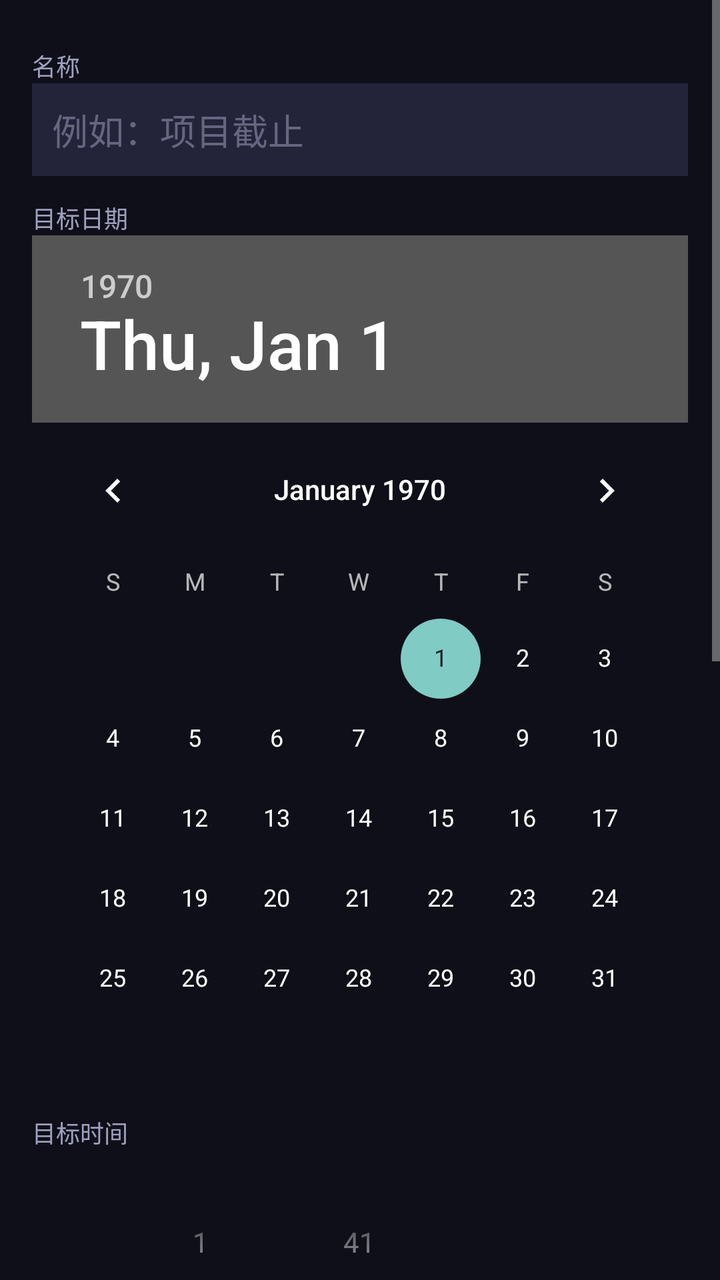
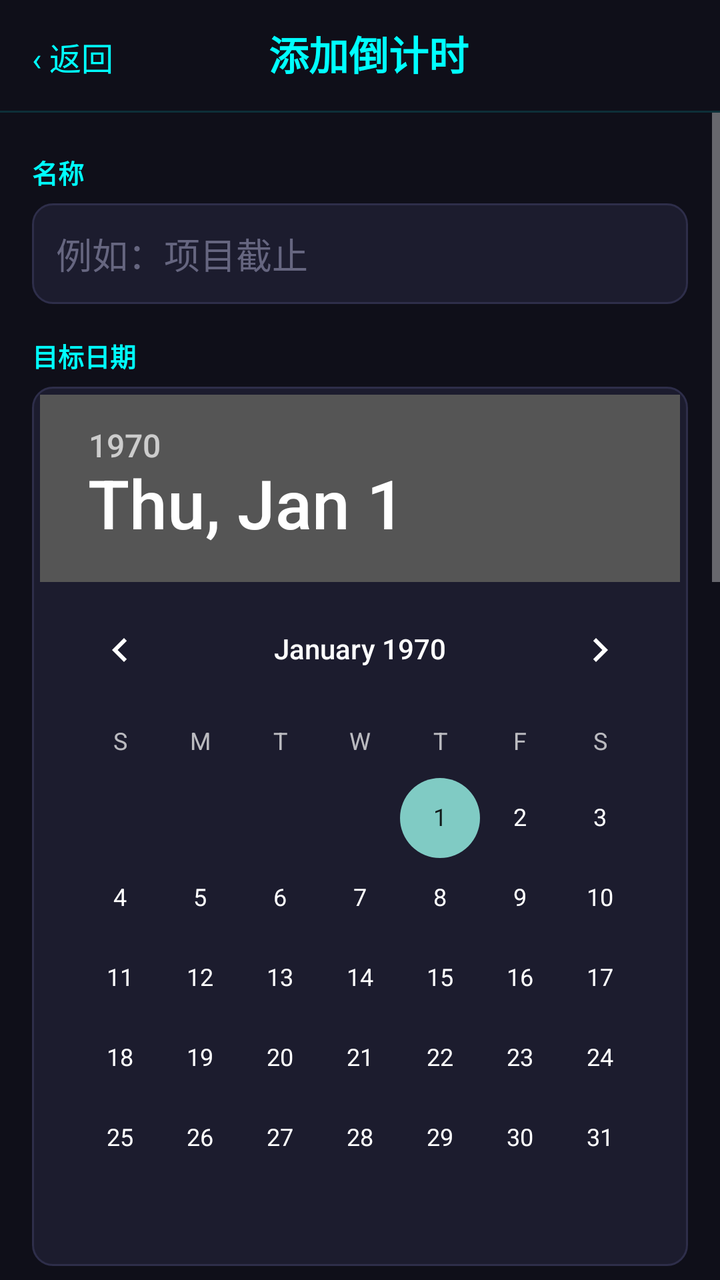

An Android layout rendered at two revisions. The XML below is the earlier revision; the diff shows what the commit changed to produce the second picture.
<!-- AndroidManifest.xml: application theme AppTheme -->
<!-- res/layout/activity_add_edit.xml -->
<?xml version="1.0" encoding="utf-8"?>

<ScrollView xmlns:android="http://schemas.android.com/apk/res/android"
    android:layout_width="match_parent"
    android:layout_height="match_parent"
    android:background="#0F0F19">

    <LinearLayout
        android:layout_width="match_parent"
        android:layout_height="wrap_content"
        android:orientation="vertical"
        android:padding="16dp">

        <TextView
            android:layout_width="match_parent"
            android:layout_height="wrap_content"
            android:text="名称"
            android:textColor="#A0A0C0"
            android:textSize="12sp"
            android:layout_marginTop="8dp" />

        <EditText
            android:id="@+id/etTitle"
            android:layout_width="match_parent"
            android:layout_height="wrap_content"
            android:textColor="#FFFFFF"
            android:background="#23233A"
            android:padding="10dp"
            android:hint="例如：项目截止"
            android:textColorHint="#666680" />

        <TextView
            android:layout_width="match_parent"
            android:layout_height="wrap_content"
            android:text="目标日期"
            android:textColor="#A0A0C0"
            android:textSize="12sp"
            android:layout_marginTop="12dp" />

        <DatePicker
            android:id="@+id/datePicker"
            android:layout_width="match_parent"
            android:layout_height="wrap_content"
            android:calendarViewShown="false"
            android:spinnersShown="true" />

        <TextView
            android:layout_width="match_parent"
            android:layout_height="wrap_content"
            android:text="目标时间"
            android:textColor="#A0A0C0"
            android:textSize="12sp"
            android:layout_marginTop="8dp" />

        <TimePicker
            android:id="@+id/timePicker"
            android:layout_width="match_parent"
            android:layout_height="wrap_content"
            android:timePickerMode="spinner" />

        <TextView
            android:layout_width="match_parent"
            android:layout_height="wrap_content"
            android:text="主题颜色"
            android:textColor="#A0A0C0"
            android:textSize="12sp"
            android:layout_marginTop="12dp" />

        <Spinner
            android:id="@+id/colorSpinner"
            android:layout_width="match_parent"
            android:layout_height="wrap_content" />

        <TextView
            android:layout_width="match_parent"
            android:layout_height="wrap_content"
            android:text="显示模式"
            android:textColor="#A0A0C0"
            android:textSize="12sp"
            android:layout_marginTop="12dp" />

        <Spinner
            android:id="@+id/modeSpinner"
            android:layout_width="match_parent"
            android:layout_height="wrap_content" />

        <TextView
            android:layout_width="match_parent"
            android:layout_height="wrap_content"
            android:text="动画效果"
            android:textColor="#A0A0C0"
            android:textSize="12sp"
            android:layout_marginTop="12dp" />

        <Spinner
            android:id="@+id/animSpinner"
            android:layout_width="match_parent"
            android:layout_height="wrap_content" />

        <TextView
            android:layout_width="match_parent"
            android:layout_height="wrap_content"
            android:text="备注"
            android:textColor="#A0A0C0"
            android:textSize="12sp"
            android:layout_marginTop="12dp" />

        <EditText
            android:id="@+id/etRemark"
            android:layout_width="match_parent"
            android:layout_height="wrap_content"
            android:minLines="2"
            android:textColor="#FFFFFF"
            android:background="#23233A"
            android:padding="10dp"
            android:gravity="top" />

        <Button
            android:id="@+id/btnSound"
            android:layout_width="match_parent"
            android:layout_height="wrap_content"
            android:text="使用默认提示音（点击选择）"
            android:textColor="#00FFFF"
            android:background="#23233A"
            android:layout_marginTop="12dp" />

        <Button
            android:id="@+id/btnClearSound"
            android:layout_width="match_parent"
            android:layout_height="wrap_content"
            android:text="清除自定义提示音"
            android:textColor="#FF8888"
            android:background="#2A1A1A"
            android:layout_marginTop="8dp" />

        <LinearLayout
            android:layout_width="match_parent"
            android:layout_height="wrap_content"
            android:orientation="horizontal"
            android:layout_marginTop="16dp">

            <Button
                android:id="@+id/btnSave"
                android:layout_width="0dp"
                android:layout_height="wrap_content"
                android:layout_weight="1"
                android:text="保存"
                android:textColor="#00FF00"
                android:background="#283C28" />

            <Button
                android:id="@+id/btnCancel"
                android:layout_width="0dp"
                android:layout_height="wrap_content"
                android:layout_weight="1"
                android:text="取消"
                android:textColor="#CCCCCC"
                android:background="#333333"
                android:layout_marginStart="8dp" />
        </LinearLayout>

    </LinearLayout>
</ScrollView>
<!-- resources referenced by this layout -->
<resources>
  <style name="AppTheme" parent="android:Theme.Material.NoActionBar">
          <item name="android:colorBackground">#0F0F19</item>
          <item name="android:windowBackground">#0F0F19</item>
          <item name="android:statusBarColor">#0F0F19</item>
      </style>
</resources>

<!-- the commit's change to res/layout/activity_add_edit.xml (unified diff, before → after) -->
@@ -1,163 +1,266 @@
 <?xml version="1.0" encoding="utf-8"?>
 
-<ScrollView xmlns:android="http://schemas.android.com/apk/res/android"
+<LinearLayout xmlns:android="http://schemas.android.com/apk/res/android"
     android:layout_width="match_parent"
     android:layout_height="match_parent"
+    android:orientation="vertical"
     android:background="#0F0F19">
 
+    
     <LinearLayout
         android:layout_width="match_parent"
         android:layout_height="wrap_content"
-        android:orientation="vertical"
-        android:padding="16dp">
+        android:orientation="horizontal"
+        android:padding="12dp">
 
         <TextView
-            android:layout_width="match_parent"
+            android:id="@+id/backBtn"
+            android:layout_width="wrap_content"
             android:layout_height="wrap_content"
-            android:text="名称"
-            android:textColor="#A0A0C0"
-            android:textSize="12sp"
-            android:layout_marginTop="8dp" />
-
-        <EditText
-            android:id="@+id/etTitle"
-            android:layout_width="match_parent"
+            android:text="‹ 返回"
+            android:textColor="#00FFFF"
+            android:textSize="16sp"
+            android:padding="4dp" />
+
+        <TextView
+            android:id="@+id/pageTitle"
+            android:layout_width="0dp"
             android:layout_height="wrap_content"
-            android:textColor="#FFFFFF"
-            android:background="#23233A"
-            android:padding="10dp"
-            android:hint="例如：项目截止"
-            android:textColorHint="#666680" />
-
-        <TextView
-            android:layout_width="match_parent"
-            android:layout_height="wrap_content"
-            android:text="目标日期"
-            android:textColor="#A0A0C0"
-            android:textSize="12sp"
-            android:layout_marginTop="12dp" />
-
-        <DatePicker
-            android:id="@+id/datePicker"
-            android:layout_width="match_parent"
-            android:layout_height="wrap_content"
-            android:calendarViewShown="false"
-            android:spinnersShown="true" />
-
-        <TextView
-            android:layout_width="match_parent"
-            android:layout_height="wrap_content"
-            android:text="目标时间"
-            android:textColor="#A0A0C0"
-            android:textSize="12sp"
-            android:layout_marginTop="8dp" />
-
-        <TimePicker
-            android:id="@+id/timePicker"
-            android:layout_width="match_parent"
-            android:layout_height="wrap_content"
-            android:timePickerMode="spinner" />
-
-        <TextView
-            android:layout_width="match_parent"
-            android:layout_height="wrap_content"
-            android:text="主题颜色"
-            android:textColor="#A0A0C0"
-            android:textSize="12sp"
-            android:layout_marginTop="12dp" />
-
-        <Spinner
-            android:id="@+id/colorSpinner"
-            android:layout_width="match_parent"
-            android:layout_height="wrap_content" />
-
-        <TextView
-            android:layout_width="match_parent"
-            android:layout_height="wrap_content"
-            android:text="显示模式"
-            android:textColor="#A0A0C0"
-            android:textSize="12sp"
-            android:layout_marginTop="12dp" />
-
-        <Spinner
-            android:id="@+id/modeSpinner"
-            android:layout_width="match_parent"
-            android:layout_height="wrap_content" />
-
-        <TextView
-            android:layout_width="match_parent"
-            android:layout_height="wrap_content"
-            android:text="动画效果"
-            android:textColor="#A0A0C0"
-            android:textSize="12sp"
-            android:layout_marginTop="12dp" />
-
-        <Spinner
-            android:id="@+id/animSpinner"
-            android:layout_width="match_parent"
-            android:layout_height="wrap_content" />
-
-        <TextView
-            android:layout_width="match_parent"
-            android:layout_height="wrap_content"
-            android:text="备注"
-            android:textColor="#A0A0C0"
-            android:textSize="12sp"
-            android:layout_marginTop="12dp" />
-
-        <EditText
-            android:id="@+id/etRemark"
-            android:layout_width="match_parent"
-            android:layout_height="wrap_content"
-            android:minLines="2"
-            android:textColor="#FFFFFF"
-            android:background="#23233A"
-            android:padding="10dp"
-            android:gravity="top" />
-
-        <Button
-            android:id="@+id/btnSound"
-            android:layout_width="match_parent"
-            android:layout_height="wrap_content"
-            android:text="使用默认提示音（点击选择）"
+            android:layout_weight="1"
+            android:text="添加倒计时"
             android:textColor="#00FFFF"
-            android:background="#23233A"
-            android:layout_marginTop="12dp" />
-
-        <Button
-            android:id="@+id/btnClearSound"
-            android:layout_width="match_parent"
-            android:layout_height="wrap_content"
-            android:text="清除自定义提示音"
-            android:textColor="#FF8888"
-            android:background="#2A1A1A"
-            android:layout_marginTop="8dp" />
+            android:textSize="20sp"
+            android:textStyle="bold"
+            android:gravity="center"
+            android:layout_marginEnd="40dp" />
+    </LinearLayout>
+
+    <View
+        android:layout_width="match_parent"
+        android:layout_height="1dp"
+        android:background="#2200FFFF" />
+
+    <ScrollView
+        android:layout_width="match_parent"
+        android:layout_height="0dp"
+        android:layout_weight="1">
 
         <LinearLayout
             android:layout_width="match_parent"
             android:layout_height="wrap_content"
-            android:orientation="horizontal"
-            android:layout_marginTop="16dp">
+            android:orientation="vertical"
+            android:padding="16dp"
+            android:paddingBottom="28dp">
+
+            <TextView
+                android:layout_width="match_parent"
+                android:layout_height="wrap_content"
+                android:text="名称"
+                android:textColor="#00FFFF"
+                android:textSize="13sp"
+                android:textStyle="bold"
+                android:layout_marginTop="4dp" />
+
+            <EditText
+                android:id="@+id/etTitle"
+                android:layout_width="match_parent"
+                android:layout_height="wrap_content"
+                android:layout_marginTop="6dp"
+                android:textColor="#FFFFFF"
+                android:background="@drawable/field_bg"
+                android:padding="12dp"
+                android:hint="例如：项目截止"
+                android:textColorHint="#666680" />
+
+            <TextView
+                android:layout_width="match_parent"
+                android:layout_height="wrap_content"
+                android:text="目标日期"
+                android:textColor="#00FFFF"
+                android:textSize="13sp"
+                android:textStyle="bold"
+                android:layout_marginTop="16dp" />
+
+            <LinearLayout
+                android:layout_width="match_parent"
+                android:layout_height="wrap_content"
+                android:layout_marginTop="6dp"
+                android:background="@drawable/field_bg"
+                android:padding="4dp">
+
+                <DatePicker
+                    android:id="@+id/datePicker"
+                    android:layout_width="match_parent"
+                    android:layout_height="wrap_content"
+                    android:calendarViewShown="false"
+                    android:spinnersShown="true" />
+            </LinearLayout>
+
+            <TextView
+                android:layout_width="match_parent"
+                android:layout_height="wrap_content"
+                android:text="目标时间"
+                android:textColor="#00FFFF"
+                android:textSize="13sp"
+                android:textStyle="bold"
+                android:layout_marginTop="16dp" />
+
+            <LinearLayout
+                android:layout_width="match_parent"
+                android:layout_height="wrap_content"
+                android:layout_marginTop="6dp"
+                android:background="@drawable/field_bg"
+                android:padding="4dp">
+
+                <TimePicker
+                    android:id="@+id/timePicker"
+                    android:layout_width="match_parent"
+                    android:layout_height="wrap_content"
+                    android:timePickerMode="spinner" />
+            </LinearLayout>
+
+            <TextView
+                android:layout_width="match_parent"
+                android:layout_height="wrap_content"
+                android:text="主题颜色"
+                android:textColor="#00FFFF"
+                android:textSize="13sp"
+                android:textStyle="bold"
+                android:layout_marginTop="16dp" />
+
+            <Spinner
+                android:id="@+id/colorSpinner"
+                android:layout_width="match_parent"
+                android:layout_height="wrap_content"
+                android:layout_marginTop="6dp"
+                android:minHeight="46dp"
+                android:background="@drawable/field_bg"
+                android:popupBackground="#1C1C2E"
+                android:paddingStart="12dp"
+                android:paddingEnd="8dp" />
+
+            <TextView
+                android:layout_width="match_parent"
+                android:layout_height="wrap_content"
+                android:text="显示模式"
+                android:textColor="#00FFFF"
+                android:textSize="13sp"
+                android:textStyle="bold"
+                android:layout_marginTop="16dp" />
+
+            <Spinner
+                android:id="@+id/modeSpinner"
+                android:layout_width="match_parent"
+                android:layout_height="wrap_content"
+                android:layout_marginTop="6dp"
+                android:minHeight="46dp"
+                android:background="@drawable/field_bg"
+                android:popupBackground="#1C1C2E"
+                android:paddingStart="12dp"
+                android:paddingEnd="8dp" />
+
+            <TextView
+                android:layout_width="match_parent"
+                android:layout_height="wrap_content"
+                android:text="动画效果"
+                android:textColor="#00FFFF"
+                android:textSize="13sp"
+                android:textStyle="bold"
+                android:layout_marginTop="16dp" />
+
+            <Spinner
+                android:id="@+id/animSpinner"
+                android:layout_width="match_parent"
+                android:layout_height="wrap_content"
+                android:layout_marginTop="6dp"
+                android:minHeight="46dp"
+                android:background="@drawable/field_bg"
+                android:popupBackground="#1C1C2E"
+                android:paddingStart="12dp"
+                android:paddingEnd="8dp" />
+
+            <TextView
+                android:layout_width="match_parent"
+                android:layout_height="wrap_content"
+                android:text="备注"
+                android:textColor="#00FFFF"
+                android:textSize="13sp"
+                android:textStyle="bold"
+                android:layout_marginTop="16dp" />
+
+            <EditText
+                android:id="@+id/etRemark"
+                android:layout_width="match_parent"
+                android:layout_height="wrap_content"
+                android:layout_marginTop="6dp"
+                android:minLines="2"
+                android:textColor="#FFFFFF"
+                android:background="@drawable/field_bg"
+                android:padding="12dp"
+                android:gravity="top" />
+
+            <TextView
+                android:layout_width="match_parent"
+                android:layout_height="wrap_content"
+                android:text="提示音"
+                android:textColor="#00FFFF"
+                android:textSize="13sp"
+                android:textStyle="bold"
+                android:layout_marginTop="16dp" />
 
             <Button
-                android:id="@+id/btnSave"
-                android:layout_width="0dp"
-                android:layout_height="wrap_content"
-                android:layout_weight="1"
-                android:text="保存"
-                android:textColor="#00FF00"
-                android:background="#283C28" />
+                android:id="@+id/btnSound"
+                android:layout_width="match_parent"
+                android:layout_height="52dp"
+                android:layout_marginTop="6dp"
+                android:text="使用默认提示音（点击选择）"
+                android:textSize="15sp"
+                android:textStyle="bold"
+                android:textColor="#001018"
+                android:background="@drawable/pill_btn" />
 
             <Button
-                android:id="@+id/btnCancel"
-                android:layout_width="0dp"
-                android:layout_height="wrap_content"
-                android:layout_weight="1"
-                android:text="取消"
-                android:textColor="#CCCCCC"
-                android:background="#333333"
-                android:layout_marginStart="8dp" />
+                android:id="@+id/btnClearSound"
+                android:layout_width="match_parent"
+                android:layout_height="52dp"
+                android:layout_marginTop="10dp"
+                android:text="清除自定义提示音"
+                android:textSize="15sp"
+                android:textStyle="bold"
+                android:textColor="#FF8888"
+                android:background="@drawable/pill_btn_gray" />
+
+            <LinearLayout
+                android:layout_width="match_parent"
+                android:layout_height="52dp"
+                android:layout_marginTop="18dp"
+                android:orientation="horizontal">
+
+                <Button
+                    android:id="@+id/btnSave"
+                    android:layout_width="0dp"
+                    android:layout_height="match_parent"
+                    android:layout_weight="1"
+                    android:text="保存"
+                    android:textSize="15sp"
+                    android:textStyle="bold"
+                    android:textColor="#001018"
+                    android:background="@drawable/pill_btn" />
+
+                <Button
+                    android:id="@+id/btnCancel"
+                    android:layout_width="0dp"
+                    android:layout_height="match_parent"
+                    android:layout_weight="1"
+                    android:layout_marginStart="12dp"
+                    android:text="取消"
+                    android:textSize="15sp"
+                    android:textStyle="bold"
+                    android:textColor="#CCCCCC"
+                    android:background="@drawable/pill_btn_gray" />
+            </LinearLayout>
+
         </LinearLayout>
-
-    </LinearLayout>
-</ScrollView>
+    </ScrollView>
+
+</LinearLayout>
<!-- resource entries referenced after the edit -->
@@ -1,5 +1,32 @@
 <!-- resources referenced by this layout -->
 <resources>
+  <!-- drawable field_bg (drawable) -->
+  <?xml version="1.0" encoding="utf-8"?>
+  <shape xmlns:android="http://schemas.android.com/apk/res/android"
+      android:shape="rectangle">
+      <solid android:color="#1C1C2E" />
+      <stroke
+          android:width="1dp"
+          android:color="#2E2E4A" />
+      <corners android:radius="10dp" />
+  </shape>
+  <!-- drawable pill_btn (drawable) -->
+  <?xml version="1.0" encoding="utf-8"?>
+  <shape xmlns:android="http://schemas.android.com/apk/res/android"
+      android:shape="rectangle">
+      <solid android:color="#00FFFF" />
+      <corners android:radius="26dp" />
+  </shape>
+  <!-- drawable pill_btn_gray (drawable) -->
+  <?xml version="1.0" encoding="utf-8"?>
+  <shape xmlns:android="http://schemas.android.com/apk/res/android"
+      android:shape="rectangle">
+      <solid android:color="#2A2A3E" />
+      <stroke
+          android:width="1dp"
+          android:color="#3A3A55" />
+      <corners android:radius="26dp" />
+  </shape>
   <style name="AppTheme" parent="android:Theme.Material.NoActionBar">
           <item name="android:colorBackground">#0F0F19</item>
           <item name="android:windowBackground">#0F0F19</item>
